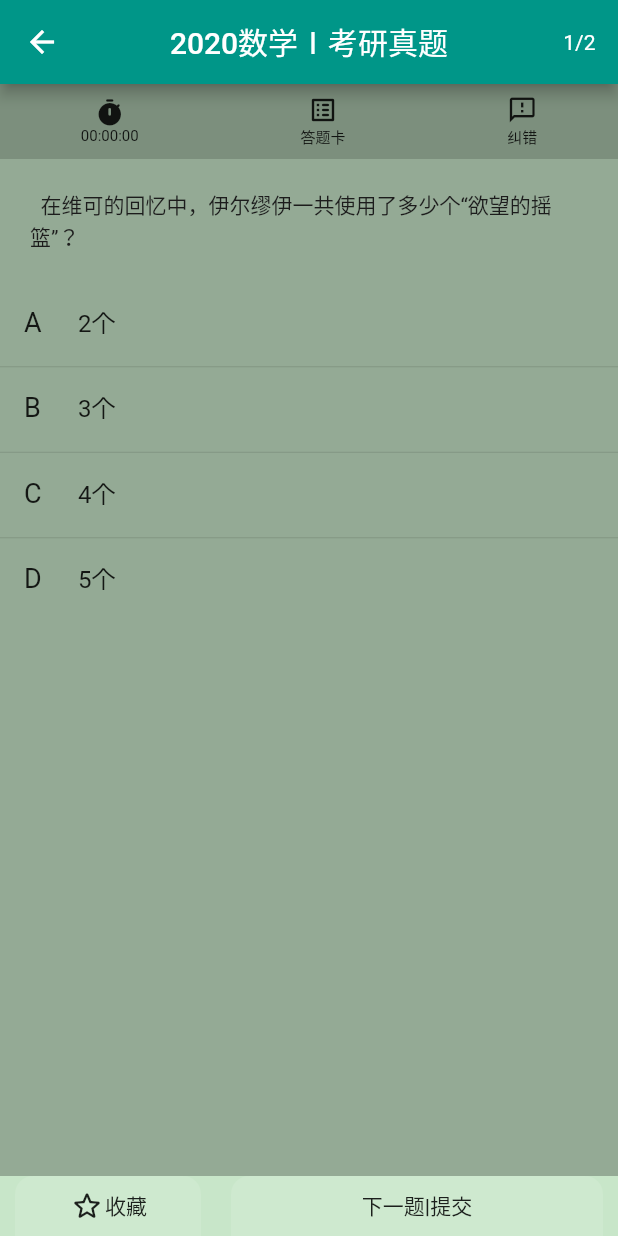
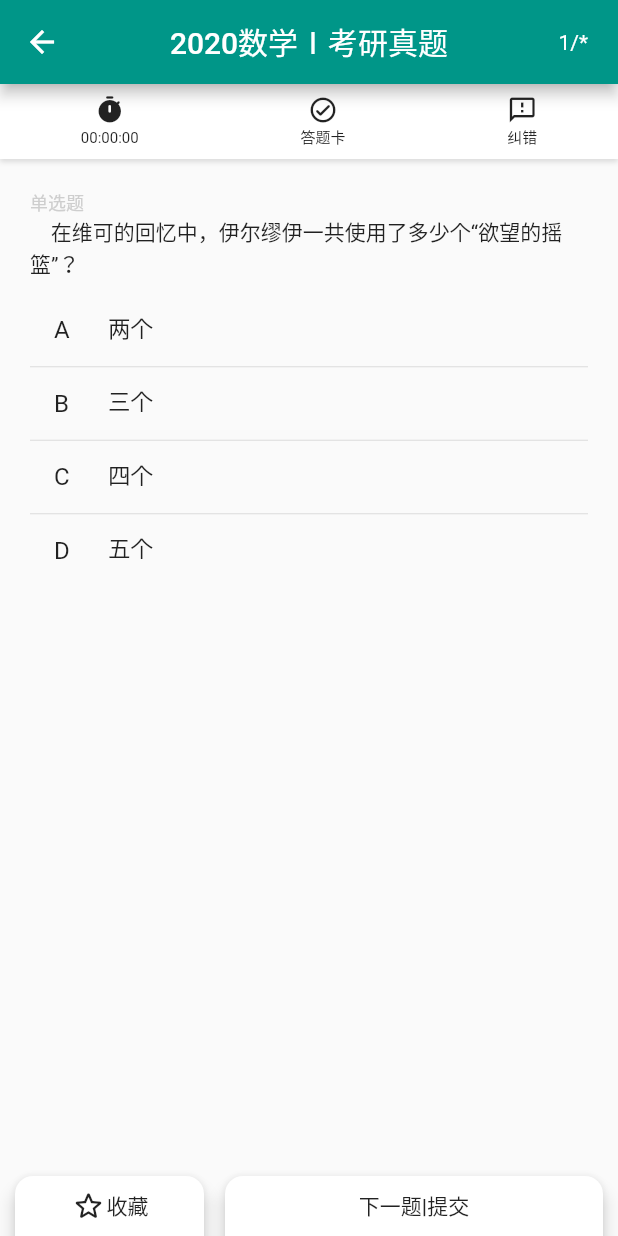
Before and after one commit to shinobuffer/flutter_demo, a Flutter app: the screen it shows after launch, item 2 of the bottom bar chosen, on a phone screen of 412 x 824 dp. Run offline on Flutter 3.47's test engine with Material 2 defaults, Android fonts, the phone set to English and light mode, and no system bars; our stand-ins replace cookie_jar, dio, dio_cookie_manager.

Commit message:
feat: 完成题目单页组件(question_page_view)

```diff
--- a/lib/component/base/icon_label_button.dart
+++ b/lib/component/base/icon_label_button.dart
@@ -6,6 +6,7 @@ class IconLabelButton extends StatelessWidget {
   final double iconSize;
   final String label;
   final double labelSize;
+  final double lineHeight;
   final Color color;
   final Function onTap;
 
@@ -16,6 +17,7 @@ class IconLabelButton extends StatelessWidget {
     this.isHorizontal,
     this.iconSize,
     this.labelSize,
+    this.lineHeight,
     this.color,
     this.onTap,
   }) : super(key: key);
@@ -30,6 +32,7 @@ class IconLabelButton extends StatelessWidget {
     TextStyle _style = defaultTextStyle.style.merge(TextStyle(
       fontSize: labelSize,
       color: _color,
+      height: lineHeight ?? 1,
     ));
     return GestureDetector(
       onTap: onTap,
--- a/lib/component/question_page.dart
+++ b/lib/component/do_question_page.dart
@@ -1,18 +1,18 @@
 import 'dart:async';
 import 'package:flutter/material.dart';
 import 'package:flutter_demo/component/base/icon_label_button.dart';
-import 'single_choice.dart';
+import 'question_page_view.dart';
 
-class QuestionPage extends StatefulWidget {
-  QuestionPage({Key key, this.title}) : super(key: key);
+class DoQuestionPage extends StatefulWidget {
+  DoQuestionPage({Key key, this.title}) : super(key: key);
 
   final String title;
 
   @override
-  _QuestionPageState createState() => _QuestionPageState();
+  _DoQuestionPageState createState() => _DoQuestionPageState();
 }
 
-class _QuestionPageState extends State<QuestionPage> {
+class _DoQuestionPageState extends State<DoQuestionPage> {
   ShapeBorder _bottomBtnShape = RoundedRectangleBorder(
     borderRadius: BorderRadius.vertical(top: Radius.circular(12)),
   );
@@ -141,25 +141,30 @@ class _QuestionPageState extends State<QuestionPage> {
           centerTitle: true,
           actions: [
             Container(
-              padding: EdgeInsets.only(right: 15),
+              padding: EdgeInsets.only(right: 20),
               alignment: Alignment.center,
-              child: Text(
-                '$_curPage/2',
-              ),
+              child: Text('$_curPage/*'),
             )
           ],
         ),
         body: Container(
           height: double.maxFinite,
-          color: Colors.green[100],
           child: Column(
-            mainAxisAlignment: MainAxisAlignment.spaceBetween,
             children: [
               Container(
                 //顶部Bar
                 height: 50,
-                color: Colors.black38,
                 alignment: Alignment.center,
+                decoration: BoxDecoration(
+                  color: Colors.white,
+                  boxShadow: [
+                    BoxShadow(
+                      color: Colors.black12,
+                      offset: Offset(0, 2),
+                      blurRadius: 2,
+                    )
+                  ],
+                ),
                 child: Row(
                   mainAxisAlignment: MainAxisAlignment.spaceAround,
                   children: [
@@ -168,18 +173,21 @@ class _QuestionPageState extends State<QuestionPage> {
                       '$_hour:$_minute:$_second',
                       iconSize: 20,
                       labelSize: 10,
+                      lineHeight: 1.5,
                     ),
                     IconLabelButton(
-                      Icons.list_alt_rounded,
+                      Icons.check_circle_outline_rounded,
                       '答题卡',
                       iconSize: 20,
                       labelSize: 10,
+                      lineHeight: 1.5,
                     ),
                     IconLabelButton(
                       Icons.feedback_outlined,
                       '纠错',
                       iconSize: 20,
                       labelSize: 10,
+                      lineHeight: 1.5,
                     ),
                   ],
                 ),
@@ -190,8 +198,15 @@ class _QuestionPageState extends State<QuestionPage> {
                   child: PageView(
                     controller: _pageController,
                     children: [
-                      SingleChoice(),
-                      SingleChoice(),
+                      QuestionPageView(
+                        pageType: QuestionPageViewTypes.doQuestion,
+                      ),
+                      QuestionPageView(
+                        pageType: QuestionPageViewTypes.wrongQuestion,
+                      ),
+                      QuestionPageView(
+                        pageType: QuestionPageViewTypes.collection,
+                      ),
                     ],
                     onPageChanged: (int index) {
                       setState(() {
@@ -210,8 +225,9 @@ class _QuestionPageState extends State<QuestionPage> {
                   children: [
                     Expanded(
                       flex: 1,
-                      child: FlatButton(
-                        color: Colors.white10,
+                      child: RaisedButton(
+                        color: Colors.white,
+                        elevation: 5,
                         shape: _bottomBtnShape,
                         child: Row(
                           mainAxisAlignment: MainAxisAlignment.center,
@@ -223,11 +239,12 @@ class _QuestionPageState extends State<QuestionPage> {
                         onPressed: () {},
                       ),
                     ),
-                    SizedBox(width: 20),
+                    SizedBox(width: 14),
                     Expanded(
                       flex: 2,
-                      child: FlatButton(
-                        color: Colors.white10,
+                      child: RaisedButton(
+                        color: Colors.white,
+                        elevation: 5,
                         shape: _bottomBtnShape,
                         child: Text('下一题|提交'),
                         onPressed: () {
@@ -249,29 +266,3 @@ class _QuestionPageState extends State<QuestionPage> {
     );
   }
 }
-
-// Widget oldTitle = Container(
-//   height: 56,
-//   color: Colors.black12,
-//   child: Row(
-//     mainAxisAlignment: MainAxisAlignment.spaceBetween,
-//     children: [
-//       IconButton(
-//         iconSize: 32,
-//         splashRadius: 28,
-//         icon: Icon(
-//           Icons.keyboard_arrow_left_rounded,
-//         ),
-//         onPressed: () => showInitDialog(context),
-//       ),
-//       Text(
-//         '2020数学Ⅰ考研真题',
-//         style: TextStyle(fontSize: 18, fontWeight: FontWeight.bold),
-//       ),
-//       Text(
-//         '0/2',
-//         style: TextStyle(color: Colors.teal),
-//       )
-//     ],
-//   ),
-// );
--- /dev/null
+++ b/lib/component/question_page_view.dart
@@ -0,0 +1,203 @@
+import 'package:flutter/material.dart';
+import 'package:flutter_demo/model/question.dart';
+import 'package:flutter_demo/utils/style_util.dart';
+
+enum QuestionPageViewTypes {
+  doQuestion,
+  wrongQuestion,
+  collection,
+}
+
+class QuestionPageView extends StatefulWidget {
+  // todo: 构造接收question
+  QuestionPageView({Key key, @required this.pageType}) : super(key: key);
+
+  final Question question = Question({
+    'qid': 114514,
+    'type': 1,
+    'chapter': '物质世界和实践——哲学概述',
+    'chapterId': 233,
+    'content': '在维可的回忆中，伊尔缪伊一共使用了多少个“欲望的摇篮”？',
+    'choices': ['两个', '三个', '四个', '五个'],
+    'correctChoices': [0, 1],
+    'correctBlank': '我的世界',
+  });
+
+  final QuestionPageViewTypes pageType;
+
+  final List<String> questionTypes = ['单选题', '多选题', '填空题', '简答题'];
+
+  bool get isDoQuestion => pageType == QuestionPageViewTypes.doQuestion;
+  bool get isWrongQuestion => pageType == QuestionPageViewTypes.wrongQuestion;
+  bool get isCollection => pageType == QuestionPageViewTypes.collection;
+
+  @override
+  _QuestionPageViewState createState() =>
+      _QuestionPageViewState(question: question);
+}
+
+class _QuestionPageViewState extends State<QuestionPageView> {
+  _QuestionPageViewState({@required this.question});
+
+  final Question question;
+
+  String _int2Char(int index) {
+    return String.fromCharCodes([65 + index]);
+  }
+
+  String _ints2Char(List<int> indexes) {
+    if (indexes.isEmpty) return '未答';
+    return indexes.map((int index) => _int2Char(index)).join(',');
+  }
+
+  /// 渲染答题区
+  Widget getAnswerArea() {
+    return ListView.separated(
+      physics: const NeverScrollableScrollPhysics(), //禁止滚动
+      shrinkWrap: true,
+      itemCount: question.choices.length,
+      separatorBuilder: (BuildContext context, int index) => Divider(height: 1),
+      itemBuilder: (BuildContext context, int index) {
+        return ListTile(
+          leading: Text(
+            _int2Char(index),
+            style: TextStyle(fontSize: 16),
+          ),
+          title: Transform(
+            transform: Matrix4.translationValues(-20, 0, 0),
+            child: Text(
+              question.choices[index],
+              maxLines: 2,
+              style: TextStyle(height: 1, fontSize: 15),
+              overflow: TextOverflow.ellipsis,
+            ),
+          ),
+          dense: true,
+          enabled: widget.isDoQuestion,
+          selected: question.containChoice(index),
+          selectedTileColor: Color(0xFFE5F4F3),
+          onTap: () => setState(() {
+            question.revertChoice(index);
+          }),
+        );
+      },
+    );
+  }
+
+  /// 渲染答案对比（收藏夹只显示正确答案，错题集显示正确答案和用户答案）
+  Widget getAnswerCmp() {
+    List<Widget> renderWidgets = widget.isWrongQuestion
+        ? [
+            SizedBox(width: 38),
+            Text.rich(TextSpan(children: [
+              TextSpan(text: '你的答案'),
+              TextSpan(
+                text: '  ${_ints2Char(question.userChoices)}',
+                style: TextStyle(
+                  color: question.isCorrect ? ColorM.G1 : ColorM.R1,
+                  fontWeight: FontWeight.bold,
+                ),
+              ),
+            ])),
+          ]
+        : [];
+
+    return Container(
+      height: 30,
+      padding: EdgeInsets.symmetric(horizontal: 10),
+      margin: EdgeInsets.symmetric(vertical: 10),
+      decoration: BoxDecoration(
+        color: Color(0xFFE8F5FF),
+        borderRadius: BorderRadius.all(Radius.circular(5)),
+      ),
+      child: Row(children: [
+        Text.rich(TextSpan(children: [
+          TextSpan(text: '正确答案'),
+          TextSpan(
+            text: '  ${_ints2Char(question.correctChoices)}',
+            style: TextStyle(
+              color: ColorM.G1,
+              fontWeight: FontWeight.bold,
+            ),
+          ),
+        ])),
+        ...renderWidgets,
+      ]),
+    );
+  }
+
+  /// 渲染题目解析
+  Widget getAnsweranalysis() {
+    return Expanded(
+      child: SingleChildScrollView(
+        child: Container(
+          width: double.maxFinite,
+          padding: EdgeInsets.all(10),
+          decoration: BoxDecoration(
+            color: ColorM.C1,
+            borderRadius: BorderRadius.all(Radius.circular(10)),
+          ),
+          child: DefaultTextStyle(
+            style: TextStyleM.D7_13,
+            child: Column(
+              crossAxisAlignment: CrossAxisAlignment.start,
+              children: [
+                Text(
+                  '题目解析',
+                  style: TextStyle(fontWeight: FontWeight.bold),
+                ),
+                Divider(height: 6),
+                Text('${question.analysis ?? "无"}'),
+                SizedBox(height: 10),
+                Text(
+                  '核心考点',
+                  style: TextStyle(fontWeight: FontWeight.bold),
+                ),
+                Divider(height: 6),
+                Text('${question.chapter}'),
+              ],
+            ),
+          ),
+        ),
+      ),
+    );
+  }
+
+  @override
+  Widget build(BuildContext context) {
+    List<Widget> renderWidgets = [];
+    if (!widget.isDoQuestion) {
+      if (question.isChoiceQuestion) {
+        renderWidgets.add(getAnswerCmp());
+      }
+      renderWidgets.add(getAnsweranalysis());
+    }
+    return Container(
+      height: double.maxFinite,
+      padding: EdgeInsets.all(20),
+      child: Column(
+        crossAxisAlignment: CrossAxisAlignment.start,
+        children: [
+          // 题目内容
+          Container(
+            margin: EdgeInsets.only(bottom: 10),
+            child: Column(
+              crossAxisAlignment: CrossAxisAlignment.start,
+              children: [
+                Text(
+                  '${widget.questionTypes[question.type.index]}',
+                  style: TextStyleM.D1_12,
+                ),
+                Text('    ${question.content}'),
+              ],
+            ),
+          ),
+          // 答题区
+          getAnswerArea(),
+          // 题目答案和题目解析
+          ...renderWidgets,
+        ],
+      ),
+    );
+  }
+}
--- a/lib/component/single_choice.dart
+++ /dev/null
@@ -1,65 +0,0 @@
-import 'package:flutter/material.dart';
-
-class SingleChoice extends StatefulWidget {
-  SingleChoice({Key key}) : super(key: key);
-
-  @override
-  _SingleChoiceState createState() => _SingleChoiceState();
-}
-
-class _SingleChoiceState extends State<SingleChoice> {
-  List<String> choices = ['2个', '3个', '4个', '5个'];
-
-  List<int> userChoices = [];
-
-  @override
-  Widget build(BuildContext context) {
-    return DefaultTextStyle(
-      style: TextStyle(color: Color(0xff1c1c1c)),
-      child: Container(
-        height: double.maxFinite,
-        color: Colors.black26,
-        child: Column(
-          crossAxisAlignment: CrossAxisAlignment.start,
-          children: [
-            Container(
-              alignment: Alignment.topLeft,
-              padding: EdgeInsets.all(20),
-              child: Text('  在维可的回忆中，伊尔缪伊一共使用了多少个“欲望的摇篮”？'),
-            ),
-            Expanded(
-              child: ListView.separated(
-                physics: const NeverScrollableScrollPhysics(), //禁止滚动
-                itemCount: this.choices.length,
-                separatorBuilder: (BuildContext context, int index) => Divider(height: 1),
-                itemBuilder: (BuildContext context, int index) {
-                  return ListTile(
-                    leading: Text(
-                      String.fromCharCodes([65 + index]),
-                      style: TextStyle(fontSize: 18),
-                    ),
-                    title: Transform(
-                      transform: Matrix4.translationValues(-20, 0, 0),
-                      child: Text(
-                        this.choices[index],
-                        maxLines: 2,
-                        style: TextStyle(height: 1),
-                        overflow: TextOverflow.ellipsis,
-                      ),
-                    ),
-                    enabled: true,
-                    selected: this.userChoices.contains(index),
-                    selectedTileColor: Color(0x805abebc),
-                    onTap: () => setState(() {
-                      this.userChoices.contains(index) ? this.userChoices.remove(index) : this.userChoices.add(index);
-                    }),
-                  );
-                },
-              ),
-            ),
-          ],
-        ),
-      ),
-    );
-  }
-}
--- /dev/null
+++ b/lib/utils/style_util.dart
@@ -0,0 +1,17 @@
+import 'package:flutter/material.dart';
+
+class TextStyleM {
+  static const TextStyle D1_12 =
+      TextStyle(color: Color(0xFFCECECE), fontSize: 12);
+
+  static const TextStyle D7_13 =
+      TextStyle(color: Color(0xFF333333), fontSize: 13);
+}
+
+class ColorM {
+  static const C1 = Color(0xFFF3F3F3);
+
+  static const G1 = Color(0xFF70B603);
+
+  static const R1 = Color(0xFFEC808D);
+}
```
Also changed, not shown: lib/model/question.dart (+22 -5 lines), lib/pages/Tabs.dart (+6 -3 lines).
